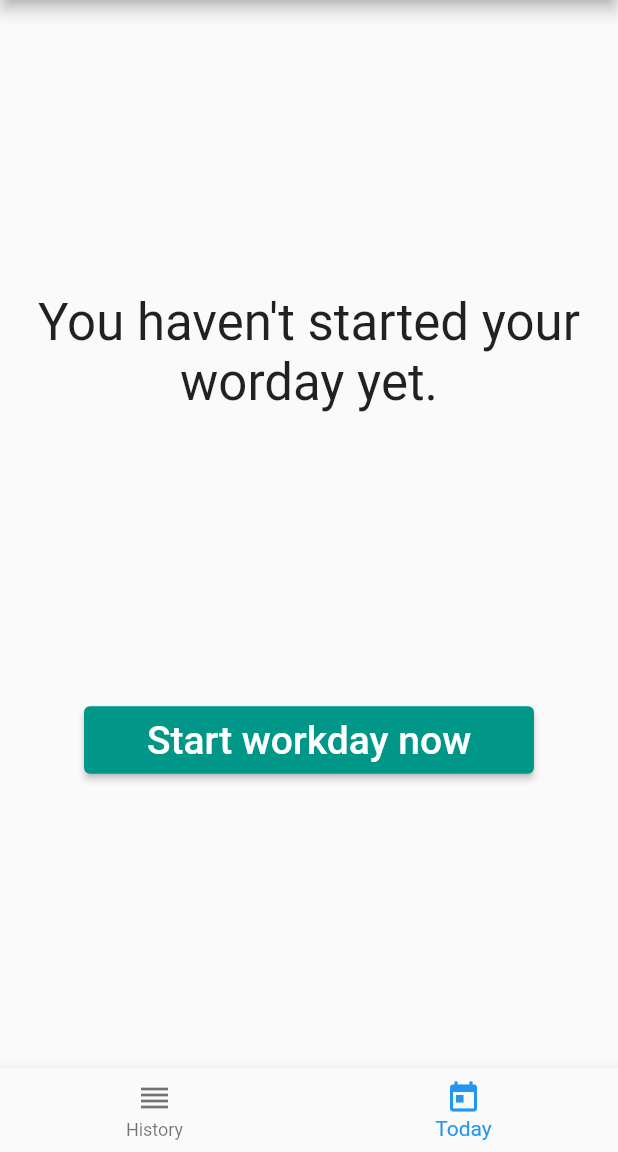
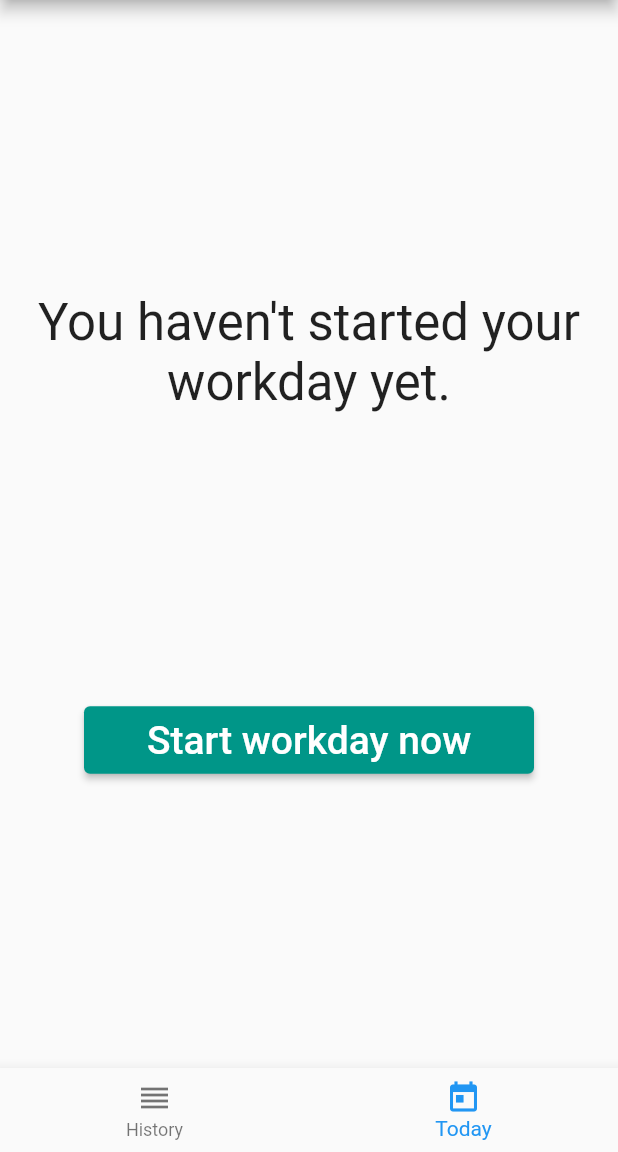
Before and after one commit to pachisi456/clocktrol, a Flutter app: the screen it shows after launch, item 2 of the bottom bar chosen, on a phone screen of 412 x 824 dp, the part 84-1236 px from its top. Run offline on Flutter 3.47's test engine with Material 2 defaults, Android fonts, the phone set to English and light mode, and no system bars; our stand-ins replace cloud_firestore, flutter_dotenv; accounts and stored records are empty.

Commit message:
fix(typo): Fix typo in pristine track page

```diff
--- a/lib/track_page.dart
+++ b/lib/track_page.dart
@@ -33,7 +33,7 @@ class TrackPage extends StatelessWidget {
         Padding(
           padding: EdgeInsets.symmetric(horizontal: 4),
           child: Text(
-            'You haven\'t started your worday yet.',
+            'You haven\'t started your workday yet.',
             textAlign: TextAlign.center,
             style: TextStyle(
               fontSize: 34,
```
